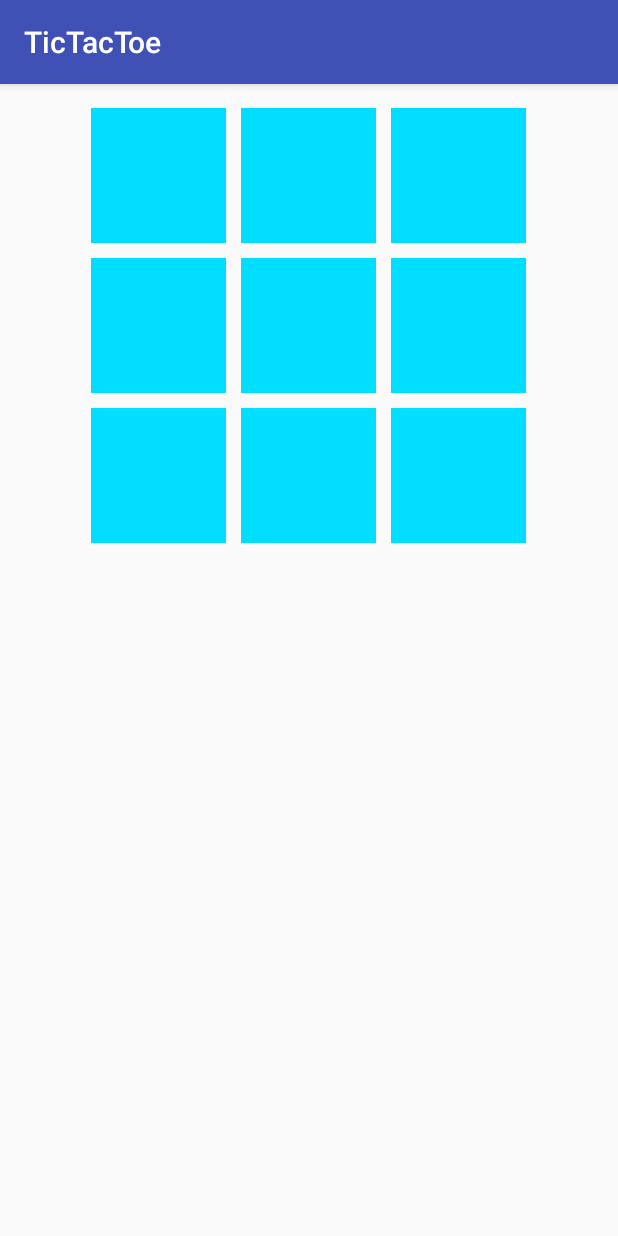
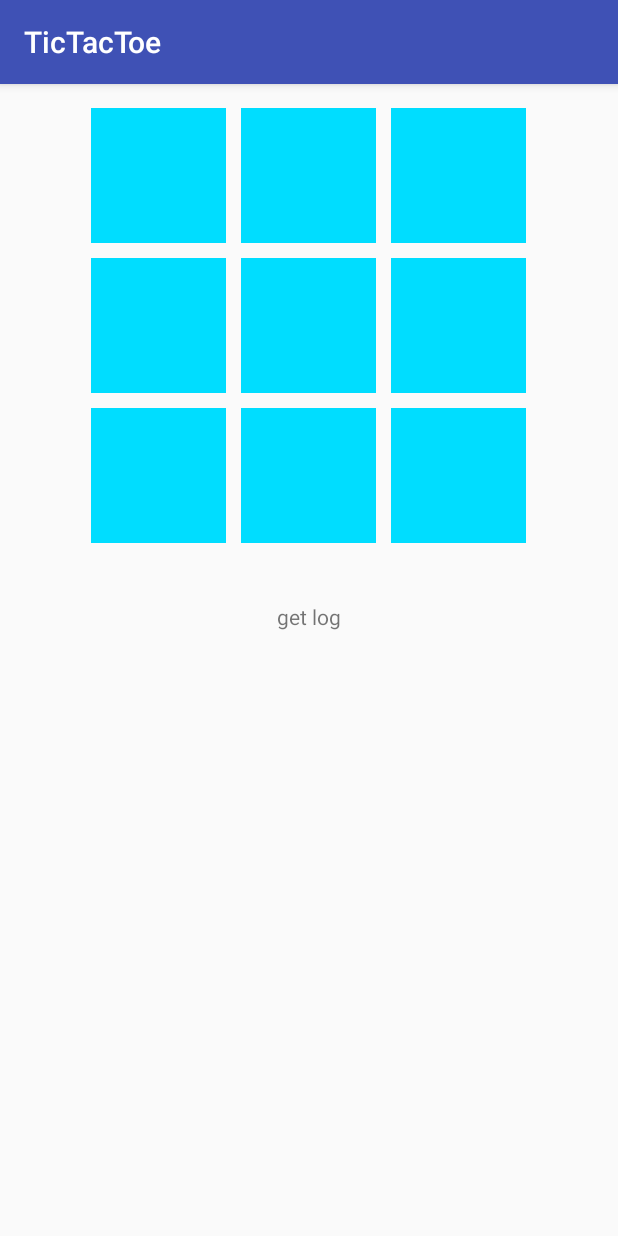
Before and after one commit to quinnbanet359/TicTacToe, an Android app: the screen it shows after launch (MainActivity), after a tap on "PLAY", on a phone screen of 412 x 824 dp. Run offline under Robolectric (Android 15) with nearby library versions, the phone set to English and light mode, and no system bars.

```diff
--- a/app/src/main/java/com/quinnbanet/tictactoe/MainActivity.java
+++ b/app/src/main/java/com/quinnbanet/tictactoe/MainActivity.java
@@ -15,6 +15,7 @@ import android.widget.ImageView;
 import android.widget.RadioButton;
 import android.widget.RadioGroup;
 import android.widget.RelativeLayout;
+import android.widget.TextView;
 
 public class MainActivity extends AppCompatActivity {
     RadioGroup radioGroup;
@@ -22,7 +23,29 @@ public class MainActivity extends AppCompatActivity {
     String player1;
     String player2;
     Integer playerCount = 1;
-    Button startGame = (Button) findViewById(R.id.playGameBtn);
+    Integer x1Track = 11;
+    Integer x2Track = 12;
+    Integer x3Track = 13;
+    Integer x4Track = 14;
+    Integer x5Track = 15;
+    Integer x6Track = 16;
+    Integer x7Track = 17;
+    Integer x8Track = 18;
+    Integer x9Track = 19;
+    Integer o1Track = 1;
+    Integer o2Track = 2;
+    Integer o3Track = 3;
+    Integer o4Track = 4;
+    Integer o5Track = 5;
+    Integer o6Track = 6;
+    Integer o7Track = 7;
+    Integer o8Track = 8;
+    Integer o9Track = 9;
+    Integer xMainTracker = 1;
+    Integer oMainTracker = 1;
+
+
+   // Button startGame = (Button) findViewById(R.id.playGameBtn);
 
 
     @Override
@@ -54,12 +77,14 @@ public class MainActivity extends AppCompatActivity {
             player1="You're not very good at this stuff d00d";
     }
         Log.d("SubmitBtn", player1);
-        gameEval();
+      gameEval();
     }
 
     // ---------------Set each click of tiles to x or o---------------
                 // odd playerCount = player1 Turn
                 // even playerCount = player2 Turn
+                // x = minimum height 1
+                // o = minimum height 2
     public void btn1Click(View view) {
         ImageView xo1 = (ImageView) findViewById(R.id.xo1);
         // If user / comp has not selected this tile
@@ -70,11 +95,13 @@ public class MainActivity extends AppCompatActivity {
                     xo1.setImageResource(R.drawable.x);
                     xo1.setVisibility(View.VISIBLE);
                     playerCount++;
+                    xMainTracker = xMainTracker * x1Track;
                 }
                 if (player2 == "O") {
                     xo1.setImageResource(R.drawable.o);
                     xo1.setVisibility(View.VISIBLE);
                     playerCount++;
+                    oMainTracker = oMainTracker * o1Track;
                 }
             }
             else {
@@ -84,11 +111,13 @@ public class MainActivity extends AppCompatActivity {
                     xo1.setImageResource(R.drawable.x);
                     xo1.setVisibility(View.VISIBLE);
                     playerCount++;
+                    xMainTracker = xMainTracker * x1Track;
                 }
                 if (player1 == "O") {
                     xo1.setImageResource(R.drawable.o);
                     xo1.setVisibility(View.VISIBLE);
                     playerCount++;
+                    oMainTracker = oMainTracker * o1Track;
                 }
             }
         }
@@ -108,11 +137,13 @@ public class MainActivity extends AppCompatActivity {
                     xo2.setImageResource(R.drawable.x);
                     xo2.setVisibility(View.VISIBLE);
                     playerCount++;
+                    xMainTracker = xMainTracker * x2Track;
                 }
                 if (player2 == "O") {
                     xo2.setImageResource(R.drawable.o);
                     xo2.setVisibility(View.VISIBLE);
                     playerCount++;
+                    oMainTracker = oMainTracker * o2Track;
                 }
             }
             else {
@@ -122,11 +153,13 @@ public class MainActivity extends AppCompatActivity {
                     xo2.setImageResource(R.drawable.x);
                     xo2.setVisibility(View.VISIBLE);
                     playerCount++;
+                    xMainTracker = xMainTracker * x2Track;
                 }
                 if (player1 == "O") {
                     xo2.setImageResource(R.drawable.o);
                     xo2.setVisibility(View.VISIBLE);
                     playerCount++;
+                    oMainTracker = oMainTracker * o2Track;
                 }
             }
         }
@@ -146,11 +179,13 @@ public class MainActivity extends AppCompatActivity {
                     xo3.setImageResource(R.drawable.x);
                     xo3.setVisibility(View.VISIBLE);
                     playerCount++;
+                    xMainTracker = xMainTracker * x3Track;
                 }
                 if (player2 == "O") {
                     xo3.setImageResource(R.drawable.o);
                     xo3.setVisibility(View.VISIBLE);
                     playerCount++;
+                    oMainTracker = oMainTracker * o3Track;
                 }
             }
             else {
@@ -160,11 +195,13 @@ public class MainActivity extends AppCompatActivity {
                     xo3.setImageResource(R.drawable.x);
                     xo3.setVisibility(View.VISIBLE);
                     playerCount++;
+                    xMainTracker = xMainTracker * x3Track;
                 }
                 if (player1 == "O") {
                     xo3.setImageResource(R.drawable.o);
                     xo3.setVisibility(View.VISIBLE);
                     playerCount++;
+                    oMainTracker = oMainTracker * o3Track;
                 }
             }
         }
@@ -184,11 +221,13 @@ public class MainActivity extends AppCompatActivity {
                     xo4.setImageResource(R.drawable.x);
                     xo4.setVisibility(View.VISIBLE);
                     playerCount++;
+                    xMainTracker = xMainTracker * x4Track;
                 }
                 if (player2 == "O") {
                     xo4.setImageResource(R.drawable.o);
                     xo4.setVisibility(View.VISIBLE);
                     playerCount++;
+                    oMainTracker = oMainTracker * o4Track;
                 }
             }
             else {
@@ -198,11 +237,13 @@ public class MainActivity extends AppCompatActivity {
                     xo4.setImageResource(R.drawable.x);
                     xo4.setVisibility(View.VISIBLE);
                     playerCount++;
+                    xMainTracker = xMainTracker * x4Track;
                 }
                 if (player1 == "O") {
                     xo4.setImageResource(R.drawable.o);
                     xo4.setVisibility(View.VISIBLE);
                     playerCount++;
+                    oMainTracker = oMainTracker * o4Track;
                 }
             }
         }
@@ -222,11 +263,13 @@ public class MainActivity extends AppCompatActivity {
                     xo5.setImageResource(R.drawable.x);
                     xo5.setVisibility(View.VISIBLE);
                     playerCount++;
+                    xMainTracker = xMainTracker * x5Track;
                 }
                 if (player2 == "O") {
                     xo5.setImageResource(R.drawable.o);
                     xo5.setVisibility(View.VISIBLE);
                     playerCount++;
+                    oMainTracker = oMainTracker * o5Track;
                 }
             }
             else {
@@ -236,11 +279,13 @@ public class MainActivity extends AppCompatActivity {
                     xo5.setImageResource(R.drawable.x);
                     xo5.setVisibility(View.VISIBLE);
                     playerCount++;
+                    xMainTracker = xMainTracker * x5Track;
                 }
                 if (player1 == "O") {
                     xo5.setImageResource(R.drawable.o);
                     xo5.setVisibility(View.VISIBLE);
                     playerCount++;
+                    oMainTracker = oMainTracker * o5Track;
                 }
             }
         }
@@ -260,11 +305,13 @@ public class MainActivity extends AppCompatActivity {
                     xo6.setImageResource(R.drawable.x);
                     xo6.setVisibility(View.VISIBLE);
                     playerCount++;
+                    xMainTracker = xMainTracker * x6Track;
                 }
                 if (player2 == "O") {
                     xo6.setImageResource(R.drawable.o);
                     xo6.setVisibility(View.VISIBLE);
                     playerCount++;
+                    oMainTracker = oMainTracker * o6Track;
                 }
             }
             else {
@@ -274,11 +321,13 @@ public class MainActivity extends AppCompatActivity {
                     xo6.setImageResource(R.drawable.x);
                     xo6.setVisibility(View.VISIBLE);
                     playerCount++;
+                    xMainTracker = xMainTracker * x6Track;
                 }
                 if (player1 == "O") {
                     xo6.setImageResource(R.drawable.o);
                     xo6.setVisibility(View.VISIBLE);
                     playerCount++;
+                    oMainTracker = oMainTracker * o6Track;
                 }
             }
         }
@@ -298,11 +347,13 @@ public class MainActivity extends AppCompatActivity {
                     xo7.setImageResource(R.drawable.x);
                     xo7.setVisibility(View.VISIBLE);
                     playerCount++;
+                    xMainTracker = xMainTracker * x7Track;
                 }
                 if (player2 == "O") {
                     xo7.setImageResource(R.drawable.o);
                     xo7.setVisibility(View.VISIBLE);
                     playerCount++;
+                    oMainTracker = oMainTracker * o7Track;
                 }
             }
             else {
@@ -312,11 +363,13 @@ public class MainActivity extends AppCompatActivity {
                     xo7.setImageResource(R.drawable.x);
                     xo7.setVisibility(View.VISIBLE);
                     playerCount++;
+                    xMainTracker = xMainTracker * x7Track;
                 }
                 if (player1 == "O") {
                     xo7.setImageResource(R.drawable.o);
                     xo7.setVisibility(View.VISIBLE);
                     playerCount++;
+                    oMainTracker = oMainTracker * o7Track;
                 }
             }
         }
@@ -336,11 +389,13 @@ public class MainActivity extends AppCompatActivity {
                     xo8.setImageResource(R.drawable.x);
                     xo8.setVisibility(View.VISIBLE);
                     playerCount++;
+                    xMainTracker = xMainTracker * x8Track;
                 }
                 if (player2 == "O") {
                     xo8.setImageResource(R.drawable.o);
                     xo8.setVisibility(View.VISIBLE);
                     playerCount++;
+                    oMainTracker = oMainTracker * o8Track;
                 }
             }
             else {
@@ -350,11 +405,13 @@ public class MainActivity extends AppCompatActivity {
                     xo8.setImageResource(R.drawable.x);
                     xo8.setVisibility(View.VISIBLE);
                     playerCount++;
+                    xMainTracker = xMainTracker * x8Track;
                 }
                 if (player1 == "O") {
                     xo8.setImageResource(R.drawable.o);
                     xo8.setVisibility(View.VISIBLE);
                     playerCount++;
+                    oMainTracker = oMainTracker * o8Track;
                 }
             }
         }
@@ -374,11 +431,13 @@ public class MainActivity extends AppCompatActivity {
                     xo9.setImageResource(R.drawable.x);
                     xo9.setVisibility(View.VISIBLE);
                     playerCount++;
+                    xMainTracker = xMainTracker * x9Track;
                 }
                 if (player2 == "O") {
                     xo9.setImageResource(R.drawable.o);
                     xo9.setVisibility(View.VISIBLE);
                     playerCount++;
+                    oMainTracker = oMainTracker * o9Track;
                 }
             }
             else {
@@ -388,11 +447,13 @@ public class MainActivity extends AppCompatActivity {
                     xo9.setImageResource(R.drawable.x);
                     xo9.setVisibility(View.VISIBLE);
                     playerCount++;
+                    xMainTracker = xMainTracker * x9Track;
                 }
                 if (player1 == "O") {
                     xo9.setImageResource(R.drawable.o);
                     xo9.setVisibility(View.VISIBLE);
                     playerCount++;
+                    oMainTracker = oMainTracker * o9Track;
                 }
             }
         }
@@ -403,15 +464,81 @@ public class MainActivity extends AppCompatActivity {
 
     }
 
+    public void getLog(View view) {
+        Log.d("test", xMainTracker.toString());
+        Log.d("test", oMainTracker.toString());
+    }
 
     //---------------Evaluate Game Win/Tie/Loss-----------------
     public void gameEval() {
         //TODO: Implement game logic: if a combo of TTT is successful display player x wins
         //TODO: evaluate by if 147 is all x then its a win if 147 is all o its a win...etc
+        Integer x147Win = 2618;
+        Integer x258Win = 3240;
+        Integer x369Win = 3952;
+        Integer x123Win = 1716;
+        Integer x456Win = 3360;
+        Integer x789Win = 5814;
+        Integer x159Win = 3135;
+        Integer x357Win = 3315;
+
+        Integer o147Win = 28;
+        Integer o258Win = 80;
+        Integer o369Win = 162;
+        Integer o123Win = 6;
+        Integer o456Win = 120;
+        Integer o789Win = 504;
+        Integer o159Win = 45;
+        Integer o357Win = 105;
+
+        ImageView im1 = (ImageView) findViewById(R.id.xo1);
+        ImageView im2 = (ImageView) findViewById(R.id.xo2);
+        ImageView im3 = (ImageView) findViewById(R.id.xo3);
+        ImageView im4 = (ImageView) findViewById(R.id.xo4);
+        ImageView im5 = (ImageView) findViewById(R.id.xo5);
+        ImageView im6 = (ImageView) findViewById(R.id.xo6);
+        ImageView im7 = (ImageView) findViewById(R.id.xo7);
+        ImageView im8 = (ImageView) findViewById(R.id.xo8);
+        ImageView im9 = (ImageView) findViewById(R.id.xo9);
+        TextView tv1 = (TextView) findViewById(R.id.tv1);
+        Integer minTurnsToWin = 4;
+
+        // if minimum turns to win
+        //if (playerCount > minTurnsToWin) {
+            // Log.d("test", "playercount >4");
+            // Vertical Cases || 1=4=7, 2=5=8, and 3=6=9
+                if (xMainTracker == x147Win) {
+                    Log.d("pls", "good job puppo, ya did it");
+                }
+
+            // Horizontal Cases|| 1=2=3, 4=5=6, 7=8=9
+            // xtracker = -4, -7, or -10
+            // o tracker = 6, 120, or 504
+            if (xMainTracker == -4 || xMainTracker == -7 || xMainTracker == -10 ||
+                oMainTracker == 6 || oMainTracker == 120 || oMainTracker == 504) {
+                tv1.setVisibility(View.VISIBLE);
+                Log.d("test", xMainTracker.toString());
+
+                // Diagonal Cases || 1=5=9, 3=5=7
+            }
+            if (im1.getMinimumHeight() == im3.getMinimumHeight()) {
+                Log.d("pls", "x's are same");
+            }
+            if (im1.getMinimumHeight() == im2.getMinimumHeight()) {
+                Log.d("pls", "wrong, x=o");
+            }
+            if (im2.getMinimumHeight() == im4.getMinimumHeight()) {
+                Log.d("pls", "o's are same");
+            }
+        /*Log.d("pls",im1.getMinimumHeight());
+        Log.d("pls",im2.getDrawingCache().toString());
+        Log.d("pls",im3.getDrawingCache().toString());
+        Log.d("pls",im4.getDrawingCache().toString());*/
+
+        //}
+
+
     }
 
 
-
-
-
 }
--- a/app/src/main/res/layout/activity_main.xml
+++ b/app/src/main/res/layout/activity_main.xml
@@ -186,6 +186,18 @@
         android:layout_alignStart="@+id/btn9"
         android:visibility="invisible"/>
 
+    <TextView
+        android:text="get log"
+        android:layout_width="wrap_content"
+        android:layout_height="wrap_content"
+        android:layout_below="@+id/btn8"
+        android:layout_centerHorizontal="true"
+        android:layout_marginTop="39dp"
+        android:id="@+id/tv1"
+        tools:textColor="@color/colorAccent"
+        android:visibility="visible"
+        android:onClick="getLog"/>
+
     <!--Overlay for User Choice-->
    <RelativeLayout
          android:layout_width="match_parent"
```
